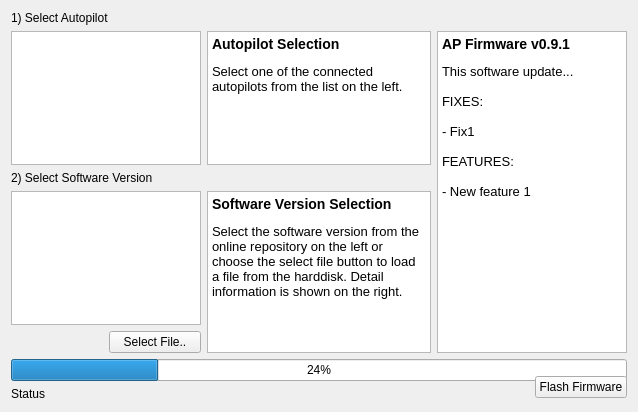
This is src/ui/firmwareupdate/QGCFirmwareUpdateWidget.ui in coolgopal/apm_planner as Qt 5 draws it before an edit. The edited form follows.
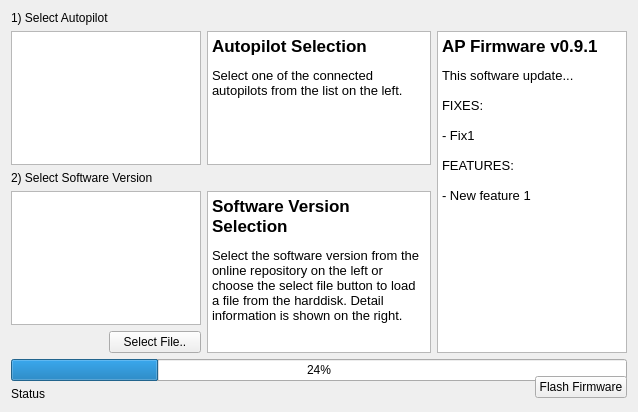
This is the edited form.

Commit message: Display Call page on click on Call menu button

Diff of the .ui file:
```diff
--- a/src/ui/firmwareupdate/QGCFirmwareUpdateWidget.ui
+++ b/src/ui/firmwareupdate/QGCFirmwareUpdateWidget.ui
@@ -33,9 +33,9 @@
       <string>&lt;!DOCTYPE HTML PUBLIC &quot;-//W3C//DTD HTML 4.0//EN&quot; &quot;http://www.w3.org/TR/REC-html40/strict.dtd&quot;&gt;
 &lt;html&gt;&lt;head&gt;&lt;meta name=&quot;qrichtext&quot; content=&quot;1&quot; /&gt;&lt;style type=&quot;text/css&quot;&gt;
 p, li { white-space: pre-wrap; }
-&lt;/style&gt;&lt;/head&gt;&lt;body style=&quot; font-family:'Lucida Grande'; font-size:13pt; font-weight:400; font-style:normal;&quot;&gt;
-&lt;p style=&quot; margin-top:14px; margin-bottom:12px; margin-left:0px; margin-right:0px; -qt-block-indent:0; text-indent:0px;&quot;&gt;&lt;span style=&quot; font-size:large; font-weight:600;&quot;&gt;Autopilot Selection&lt;/span&gt;&lt;/p&gt;
-&lt;p style=&quot; margin-top:0px; margin-bottom:0px; margin-left:0px; margin-right:0px; -qt-block-indent:0; text-indent:0px;&quot;&gt;&lt;span style=&quot; font-size:10pt;&quot;&gt;Select one of the connected autopilots from the list on the left.&lt;/span&gt;&lt;/p&gt;&lt;/body&gt;&lt;/html&gt;</string>
+&lt;/style&gt;&lt;/head&gt;&lt;body style=&quot; font-family:'Ubuntu'; font-size:11pt; font-weight:400; font-style:normal;&quot;&gt;
+&lt;p style=&quot; margin-top:14px; margin-bottom:12px; margin-left:0px; margin-right:0px; -qt-block-indent:0; text-indent:0px;&quot;&gt;&lt;span style=&quot; font-family:'Lucida Grande'; font-size:13pt; font-weight:600;&quot;&gt;Autopilot Selection&lt;/span&gt;&lt;/p&gt;
+&lt;p style=&quot; margin-top:0px; margin-bottom:0px; margin-left:0px; margin-right:0px; -qt-block-indent:0; text-indent:0px;&quot;&gt;&lt;span style=&quot; font-family:'Lucida Grande'; font-size:10pt;&quot;&gt;Select one of the connected autopilots from the list on the left.&lt;/span&gt;&lt;/p&gt;&lt;/body&gt;&lt;/html&gt;</string>
      </property>
     </widget>
    </item>
@@ -48,17 +48,17 @@
       <string>&lt;!DOCTYPE HTML PUBLIC &quot;-//W3C//DTD HTML 4.0//EN&quot; &quot;http://www.w3.org/TR/REC-html40/strict.dtd&quot;&gt;
 &lt;html&gt;&lt;head&gt;&lt;meta name=&quot;qrichtext&quot; content=&quot;1&quot; /&gt;&lt;style type=&quot;text/css&quot;&gt;
 p, li { white-space: pre-wrap; }
-&lt;/style&gt;&lt;/head&gt;&lt;body style=&quot; font-family:'Lucida Grande'; font-size:13pt; font-weight:400; font-style:normal;&quot;&gt;
-&lt;p style=&quot; margin-top:14px; margin-bottom:12px; margin-left:0px; margin-right:0px; -qt-block-indent:0; text-indent:0px;&quot;&gt;&lt;span style=&quot; font-size:large; font-weight:600;&quot;&gt;AP Firmware v0.9.1&lt;/span&gt;&lt;/p&gt;
-&lt;p style=&quot; margin-top:0px; margin-bottom:0px; margin-left:0px; margin-right:0px; -qt-block-indent:0; text-indent:0px;&quot;&gt;&lt;span style=&quot; font-size:10pt;&quot;&gt;This software update...&lt;/span&gt;&lt;/p&gt;
-&lt;p style=&quot;-qt-paragraph-type:empty; margin-top:0px; margin-bottom:0px; margin-left:0px; margin-right:0px; -qt-block-indent:0; text-indent:0px; font-size:10pt;&quot;&gt;&lt;/p&gt;
-&lt;p style=&quot; margin-top:0px; margin-bottom:0px; margin-left:0px; margin-right:0px; -qt-block-indent:0; text-indent:0px;&quot;&gt;&lt;span style=&quot; font-size:10pt;&quot;&gt;FIXES:&lt;/span&gt;&lt;/p&gt;
-&lt;p style=&quot;-qt-paragraph-type:empty; margin-top:0px; margin-bottom:0px; margin-left:0px; margin-right:0px; -qt-block-indent:0; text-indent:0px; font-size:10pt;&quot;&gt;&lt;/p&gt;
-&lt;p style=&quot; margin-top:0px; margin-bottom:0px; margin-left:0px; margin-right:0px; -qt-block-indent:0; text-indent:0px;&quot;&gt;&lt;span style=&quot; font-size:10pt;&quot;&gt;- Fix1&lt;/span&gt;&lt;/p&gt;
-&lt;p style=&quot;-qt-paragraph-type:empty; margin-top:0px; margin-bottom:0px; margin-left:0px; margin-right:0px; -qt-block-indent:0; text-indent:0px; font-size:10pt;&quot;&gt;&lt;/p&gt;
-&lt;p style=&quot; margin-top:0px; margin-bottom:0px; margin-left:0px; margin-right:0px; -qt-block-indent:0; text-indent:0px;&quot;&gt;&lt;span style=&quot; font-size:10pt;&quot;&gt;FEATURES:&lt;/span&gt;&lt;/p&gt;
-&lt;p style=&quot;-qt-paragraph-type:empty; margin-top:0px; margin-bottom:0px; margin-left:0px; margin-right:0px; -qt-block-indent:0; text-indent:0px; font-size:10pt;&quot;&gt;&lt;/p&gt;
-&lt;p style=&quot; margin-top:0px; margin-bottom:0px; margin-left:0px; margin-right:0px; -qt-block-indent:0; text-indent:0px;&quot;&gt;&lt;span style=&quot; font-size:10pt;&quot;&gt;- New feature 1&lt;/span&gt;&lt;/p&gt;&lt;/body&gt;&lt;/html&gt;</string>
+&lt;/style&gt;&lt;/head&gt;&lt;body style=&quot; font-family:'Ubuntu'; font-size:11pt; font-weight:400; font-style:normal;&quot;&gt;
+&lt;p style=&quot; margin-top:14px; margin-bottom:12px; margin-left:0px; margin-right:0px; -qt-block-indent:0; text-indent:0px;&quot;&gt;&lt;span style=&quot; font-family:'Lucida Grande'; font-size:13pt; font-weight:600;&quot;&gt;AP Firmware v0.9.1&lt;/span&gt;&lt;/p&gt;
+&lt;p style=&quot; margin-top:0px; margin-bottom:0px; margin-left:0px; margin-right:0px; -qt-block-indent:0; text-indent:0px;&quot;&gt;&lt;span style=&quot; font-family:'Lucida Grande'; font-size:10pt;&quot;&gt;This software update...&lt;/span&gt;&lt;/p&gt;
+&lt;p style=&quot;-qt-paragraph-type:empty; margin-top:0px; margin-bottom:0px; margin-left:0px; margin-right:0px; -qt-block-indent:0; text-indent:0px; font-family:'Lucida Grande'; font-size:10pt;&quot;&gt;&lt;br /&gt;&lt;/p&gt;
+&lt;p style=&quot; margin-top:0px; margin-bottom:0px; margin-left:0px; margin-right:0px; -qt-block-indent:0; text-indent:0px;&quot;&gt;&lt;span style=&quot; font-family:'Lucida Grande'; font-size:10pt;&quot;&gt;FIXES:&lt;/span&gt;&lt;/p&gt;
+&lt;p style=&quot;-qt-paragraph-type:empty; margin-top:0px; margin-bottom:0px; margin-left:0px; margin-right:0px; -qt-block-indent:0; text-indent:0px; font-family:'Lucida Grande'; font-size:10pt;&quot;&gt;&lt;br /&gt;&lt;/p&gt;
+&lt;p style=&quot; margin-top:0px; margin-bottom:0px; margin-left:0px; margin-right:0px; -qt-block-indent:0; text-indent:0px;&quot;&gt;&lt;span style=&quot; font-family:'Lucida Grande'; font-size:10pt;&quot;&gt;- Fix1&lt;/span&gt;&lt;/p&gt;
+&lt;p style=&quot;-qt-paragraph-type:empty; margin-top:0px; margin-bottom:0px; margin-left:0px; margin-right:0px; -qt-block-indent:0; text-indent:0px; font-family:'Lucida Grande'; font-size:10pt;&quot;&gt;&lt;br /&gt;&lt;/p&gt;
+&lt;p style=&quot; margin-top:0px; margin-bottom:0px; margin-left:0px; margin-right:0px; -qt-block-indent:0; text-indent:0px;&quot;&gt;&lt;span style=&quot; font-family:'Lucida Grande'; font-size:10pt;&quot;&gt;FEATURES:&lt;/span&gt;&lt;/p&gt;
+&lt;p style=&quot;-qt-paragraph-type:empty; margin-top:0px; margin-bottom:0px; margin-left:0px; margin-right:0px; -qt-block-indent:0; text-indent:0px; font-family:'Lucida Grande'; font-size:10pt;&quot;&gt;&lt;br /&gt;&lt;/p&gt;
+&lt;p style=&quot; margin-top:0px; margin-bottom:0px; margin-left:0px; margin-right:0px; -qt-block-indent:0; text-indent:0px;&quot;&gt;&lt;span style=&quot; font-family:'Lucida Grande'; font-size:10pt;&quot;&gt;- New feature 1&lt;/span&gt;&lt;/p&gt;&lt;/body&gt;&lt;/html&gt;</string>
      </property>
     </widget>
    </item>
@@ -81,9 +81,9 @@
       <string>&lt;!DOCTYPE HTML PUBLIC &quot;-//W3C//DTD HTML 4.0//EN&quot; &quot;http://www.w3.org/TR/REC-html40/strict.dtd&quot;&gt;
 &lt;html&gt;&lt;head&gt;&lt;meta name=&quot;qrichtext&quot; content=&quot;1&quot; /&gt;&lt;style type=&quot;text/css&quot;&gt;
 p, li { white-space: pre-wrap; }
-&lt;/style&gt;&lt;/head&gt;&lt;body style=&quot; font-family:'Lucida Grande'; font-size:13pt; font-weight:400; font-style:normal;&quot;&gt;
-&lt;p style=&quot; margin-top:14px; margin-bottom:12px; margin-left:0px; margin-right:0px; -qt-block-indent:0; text-indent:0px;&quot;&gt;&lt;span style=&quot; font-size:large; font-weight:600;&quot;&gt;Software Version Selection&lt;/span&gt;&lt;/p&gt;
-&lt;p style=&quot; margin-top:0px; margin-bottom:0px; margin-left:0px; margin-right:0px; -qt-block-indent:0; text-indent:0px;&quot;&gt;&lt;span style=&quot; font-size:10pt;&quot;&gt;Select the software version from the online repository on the left or choose the select file button to load a file from the harddisk. Detail information is shown on the right.&lt;/span&gt;&lt;/p&gt;&lt;/body&gt;&lt;/html&gt;</string>
+&lt;/style&gt;&lt;/head&gt;&lt;body style=&quot; font-family:'Ubuntu'; font-size:11pt; font-weight:400; font-style:normal;&quot;&gt;
+&lt;p style=&quot; margin-top:14px; margin-bottom:12px; margin-left:0px; margin-right:0px; -qt-block-indent:0; text-indent:0px;&quot;&gt;&lt;span style=&quot; font-family:'Lucida Grande'; font-size:13pt; font-weight:600;&quot;&gt;Software Version Selection&lt;/span&gt;&lt;/p&gt;
+&lt;p style=&quot; margin-top:0px; margin-bottom:0px; margin-left:0px; margin-right:0px; -qt-block-indent:0; text-indent:0px;&quot;&gt;&lt;span style=&quot; font-family:'Lucida Grande'; font-size:10pt;&quot;&gt;Select the software version from the online repository on the left or choose the select file button to load a file from the harddisk. Detail information is shown on the right.&lt;/span&gt;&lt;/p&gt;&lt;/body&gt;&lt;/html&gt;</string>
      </property>
     </widget>
    </item>
```
The commit also changes 5 other files.
